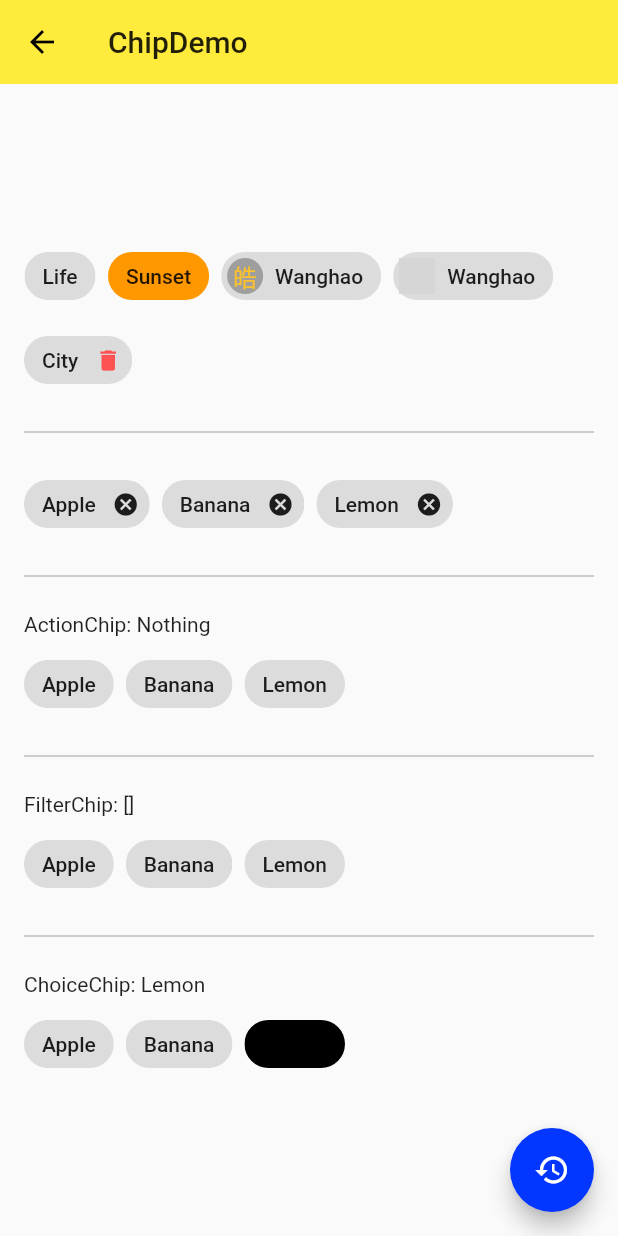
After one commit to L1uZhe/liuzhe_flutter, a Flutter app: the screen it shows after launch, after a tap on "chip名称选项按钮,包含多选单选删除", on a phone screen of 412 x 824 dp. The commit adds this screen. Run offline on Flutter 3.47's test engine with Material 2 defaults, Android fonts, the phone set to English and light mode, and no system bars; network calls fail; grey boxes are pictures that could not be loaded.

Commit message:
alert提示框  bottom_sheet底部弹出选择框 tableview 伸缩选择面板expansion_penel chip名称选项按钮,包含多选单选删除

```diff
--- /dev/null
+++ b/liuzhe_flutter_app/lib/demo/chip_demo.dart
@@ -0,0 +1,178 @@
+import 'package:flutter/material.dart';
+
+class ChipDemo extends StatefulWidget {
+  @override
+  _ChipDemoState createState() => _ChipDemoState();
+}
+
+class _ChipDemoState extends State<ChipDemo> {
+  List<String> _tags = [
+    'Apple',
+    'Banana',
+    'Lemon',
+  ];
+
+  String _action = 'Nothing';
+  List<String> _selected = [];
+  String _choice = 'Lemon';
+
+  @override
+  Widget build(BuildContext context) {
+    return Scaffold(
+      appBar: AppBar(
+        title: Text('ChipDemo'),
+        elevation: 0.0,
+      ),
+      body: Container(
+        padding: EdgeInsets.all(16.0),
+        child: Column(
+          mainAxisAlignment: MainAxisAlignment.center,
+          children: <Widget>[
+            Wrap(
+              spacing: 8.0,
+              runSpacing: 8.0,
+              children: <Widget>[
+                Chip(
+                  label: Text('Life'),
+                ),
+                Chip(
+                  label: Text('Sunset'),
+                  backgroundColor: Colors.orange,
+                ),
+                Chip(
+                  label: Text('Wanghao'),
+                  avatar: CircleAvatar(
+                    backgroundColor: Colors.grey,
+                    child: Text('皓'),
+                  ),
+                ),
+                Chip(
+                  label: Text('Wanghao'),
+                  avatar: CircleAvatar(
+                    backgroundImage: NetworkImage(
+                      'https://resources.ninghao.net/images/wanghao.jpg'
+                    ),
+                  ),
+                ),
+                Chip(
+                  label: Text('City'),
+                  onDeleted: () {},
+                  deleteIcon: Icon(Icons.delete),
+                  deleteIconColor: Colors.redAccent,
+                  deleteButtonTooltipMessage: 'Remove this tag',
+                ),
+                Divider(
+                  color: Colors.grey,
+                  height: 32.0,
+                  // indent: 32.0,
+                ),
+                Wrap(
+                  spacing: 8.0,
+                  children: _tags.map((tag) {
+                    return Chip(
+                      label: Text(tag),
+                      onDeleted: () {
+                        setState(() {
+                          _tags.remove(tag);
+                        });
+                      },
+                    );
+                  }).toList(),
+                ),
+                Divider(
+                  color: Colors.grey,
+                  height: 32.0,
+                  // indent: 32.0,
+                ),
+                Container(
+                  width: double.infinity,
+                  child: Text('ActionChip: $_action'),
+                ),
+                Wrap(
+                  spacing: 8.0,
+                  children: _tags.map((tag) {
+                    return ActionChip(
+                      label: Text(tag),
+                      onPressed: () {
+                        setState(() {
+                          _action = tag;
+                        });
+                      },
+                    );
+                  }).toList(),
+                ),
+                Divider(
+                  color: Colors.grey,
+                  height: 32.0,
+                  // indent: 32.0,
+                ),
+                Container(
+                  width: double.infinity,
+                  child: Text('FilterChip: ${_selected.toString()}'),
+                ),
+                Wrap(
+                  spacing: 8.0,
+                  children: _tags.map((tag) {
+                    return FilterChip(
+                      label: Text(tag),
+                      selected: _selected.contains(tag),
+                      onSelected: (value) {
+                        setState(() {
+                          if (_selected.contains(tag)) {
+                            _selected.remove(tag);
+                          } else {
+                            _selected.add(tag);
+                          }
+                        });
+                      },
+                    );
+                  }).toList(),
+                ),
+                Divider(
+                  color: Colors.grey,
+                  height: 32.0,
+                  // indent: 32.0,
+                ),
+                Container(
+                  width: double.infinity,
+                  child: Text('ChoiceChip: $_choice'),
+                ),
+                Wrap(
+                  spacing: 8.0,
+                  children: _tags.map((tag) {
+                    return ChoiceChip(
+                      label: Text(tag),
+                      selectedColor: Colors.black,
+                      selected: _choice == tag,
+                      onSelected: (value) {
+                        setState(() {
+                          _choice = tag;
+                        });
+                      },
+                    );
+                  }).toList(),
+                ),
+              ],
+            ),
+          ],
+        ),
+      ),
+      floatingActionButton: FloatingActionButton(
+        child: Icon(Icons.restore),
+        onPressed: () {
+          setState(() {
+            _tags = [
+              'Apple',
+              'Banana',
+              'Lemon',
+            ];
+
+            _selected = [];
+
+            _choice = 'Lemon';
+          });
+        },
+      ),
+    );
+  }
+}
--- a/liuzhe_flutter_app/lib/demo/material_components.dart
+++ b/liuzhe_flutter_app/lib/demo/material_components.dart
@@ -10,6 +10,12 @@ import './switch_demo.dart';
 import './slider_demo.dart';
 import './datetime_demo.dart';
 import './simple_dialog_demo.dart';
+import './alert_dialog_demo.dart';
+import './bottom_sheet_demo.dart';
+import './snack_bar_demo.dart';
+import './expansion_panel_demo.dart';
+import './chip_demo.dart';
+import './data_table_demo.dart';
 class MaterialCompinents extends StatelessWidget {
   @override
   Widget build(BuildContext context) {
@@ -20,6 +26,12 @@ class MaterialCompinents extends StatelessWidget {
       ),
       body: ListView(
         children: <Widget>[
+          ListItem(title: 'tableview及排序',page: DataTableDemo()),
+          ListItem(title: 'chip名称选项按钮,包含多选单选删除',page: ChipDemo()),
+          ListItem(title: '伸缩选择面板',page: ExpansionPanelDemo()),
+          ListItem(title: '底部黑色提示框',page: SnackBarButton()),
+          ListItem(title: '底部弹出选择框',page: BottomSheetDemo()),
+          ListItem(title: 'alert提示框',page: AlertDialogDemo()),
           ListItem(title: '对话框选择器',page: SimpleDialogDemo()),
           ListItem(title: '时间选择器',page: DateTimeDemo()),
           ListItem(title: '滑动条',page: SliderDemo()),
```
Also changed, not shown: liuzhe_flutter_app/lib/demo/alert_dialog_demo.dart (added, +86 -0 lines), liuzhe_flutter_app/lib/demo/bottom_sheet_demo.dart (added, +102 -0 lines), liuzhe_flutter_app/lib/demo/data_table_demo.dart (added, +78 -0 lines), liuzhe_flutter_app/lib/demo/expansion_panel_demo.dart (added, +99 -0 lines), liuzhe_flutter_app/lib/demo/snack_bar_demo.dart (added, +61 -0 lines), liuzhe_flutter_app/lib/model/post.dart (+21 -1 lines).
